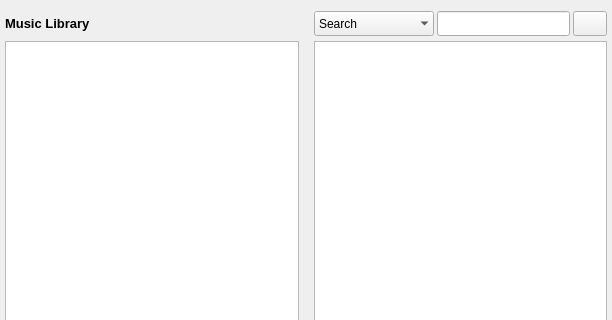
shahid334/sayonara-player, file branches/sayonara-600/GUI/library/GUI_Library_windowed.ui: the form before one commit; both pictures show x 0 to 612 and y 0 to 320 of the 612 by 714 pixel window.
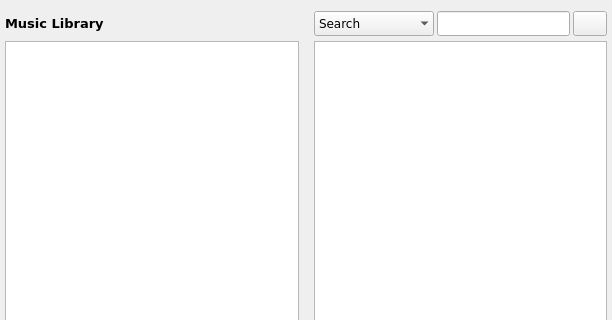
The form after the commit. Custom widgets are drawn as their Qt base class.

```diff
--- a/branches/sayonara-600/GUI/library/GUI_Library_windowed.ui
+++ b/branches/sayonara-600/GUI/library/GUI_Library_windowed.ui
@@ -304,6 +304,11 @@
          <height>25</height>
         </size>
        </property>
+       <property name="font">
+        <font>
+         <family>DejaVu Sans</family>
+        </font>
+       </property>
        <property name="focusPolicy">
         <enum>Qt::NoFocus</enum>
        </property>
@@ -397,6 +402,7 @@
        </property>
        <property name="font">
         <font>
+         <family>DejaVu Sans</family>
          <pointsize>10</pointsize>
          <weight>75</weight>
          <bold>true</bold>
@@ -409,6 +415,11 @@
      </item>
      <item>
       <widget class="QLabel" name="lab_status">
+       <property name="font">
+        <font>
+         <family>DejaVu Sans</family>
+        </font>
+       </property>
        <property name="text">
         <string/>
        </property>
```
Left out of the diff: 20 changed lines with no effect on the pictures.
